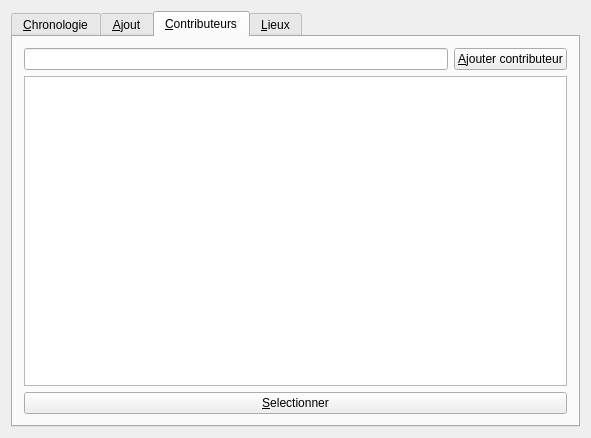
Before: the Qt Designer form Programmation/Codes fonctionnels/ChonoEdit/chronoedit.ui in mjc-ermont/2011, drawn with Qt 5.
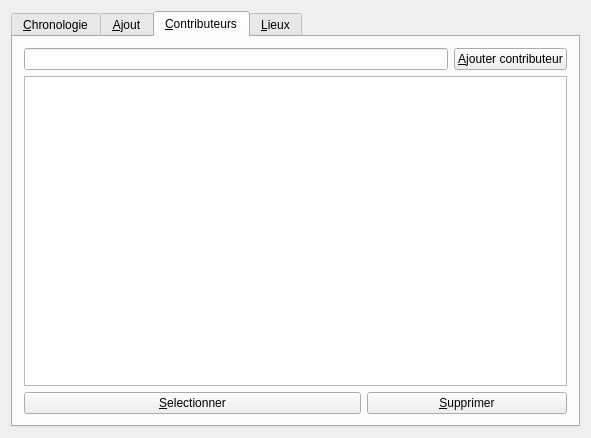
After: the same form once the commit is applied. The open tabs and pages were chosen to show the change. Icons and pictures are not drawn.

Patch:
```diff
--- a/Programmation/Codes fonctionnels/ChonoEdit/chronoedit.ui
+++ b/Programmation/Codes fonctionnels/ChonoEdit/chronoedit.ui
@@ -287,11 +287,48 @@
         </widget>
        </item>
        <item>
-        <widget class="QPushButton" name="checkContribs">
-         <property name="text">
-          <string>&amp;Selectionner</string>
-         </property>
-        </widget>
+        <layout class="QHBoxLayout" name="horizontalLayout_6">
+         <item>
+          <widget class="QPushButton" name="checkContribs">
+           <property name="text">
+            <string>&amp;Selectionner</string>
+           </property>
+           <property name="icon">
+            <iconset resource="ressources.qrc">
+             <normaloff>:/icons/buttons/check</normaloff>:/icons/buttons/check</iconset>
+           </property>
+           <property name="iconSize">
+            <size>
+             <width>20</width>
+             <height>20</height>
+            </size>
+           </property>
+          </widget>
+         </item>
+         <item>
+          <widget class="QPushButton" name="deleteContribs">
+           <property name="maximumSize">
+            <size>
+             <width>200</width>
+             <height>16777215</height>
+            </size>
+           </property>
+           <property name="text">
+            <string>&amp;Supprimer</string>
+           </property>
+           <property name="icon">
+            <iconset resource="ressources.qrc">
+             <normaloff>:/icons/buttons/delete</normaloff>:/icons/buttons/delete</iconset>
+           </property>
+           <property name="iconSize">
+            <size>
+             <width>20</width>
+             <height>20</height>
+            </size>
+           </property>
+          </widget>
+         </item>
+        </layout>
        </item>
       </layout>
      </widget>
```
Left out of the diff: 70 changed lines with no effect on the pictures.
